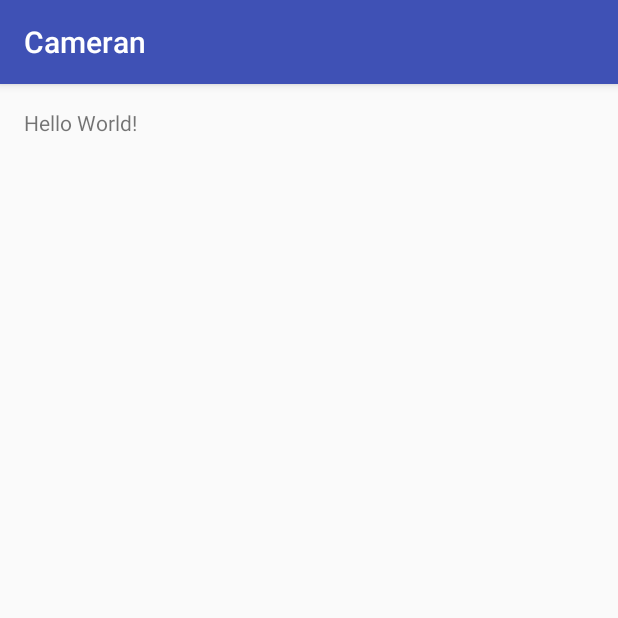
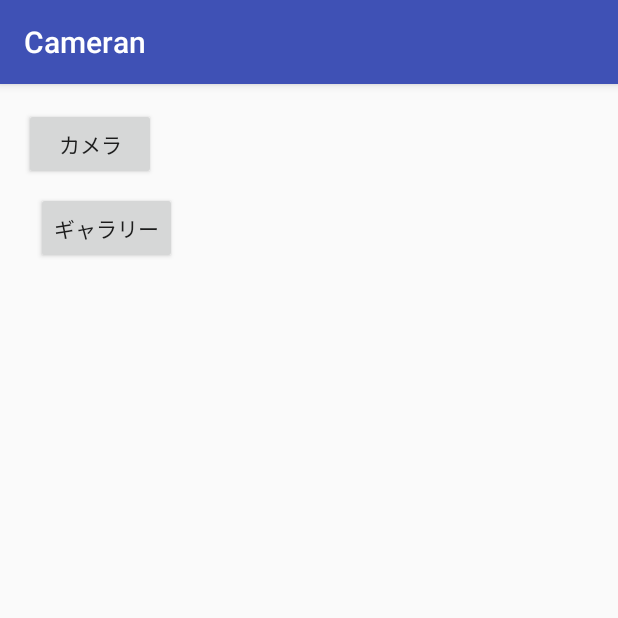
Before and after one commit to AzumiSemi/photoshare, an Android app: the screen it shows after launch (MainActivity), on a phone screen of 412 x 824 dp, the top half of it. Run offline under Robolectric (Android 15) with nearby library versions, the phone set to English and light mode, and no system bars; libraries missing offline, so code that uses them is left out: com.adobe.creativesdk; 1 statement that could not run was skipped.

Commit message:
no message

```diff
--- a/app/build.gradle
+++ b/app/build.gradle
@@ -9,7 +9,7 @@ android {
 
     defaultConfig {
         applicationId "com.github.shawn.cameran"
-        minSdkVersion 15
+        minSdkVersion 16
         targetSdkVersion 23
         versionCode 1
         versionName "1.0"
@@ -50,4 +50,6 @@ dependencies {
 
     /* 4) Add the CSDK framework dependencies (Make sure these version numbers are correct) */
     compile 'com.adobe.creativesdk.foundation:auth:0.9.7'
+    compile 'com.adobe.creativesdk:image:4.4.8'
+
 }
--- a/app/src/main/java/com/github/shawn/cameran/MainActivity.java
+++ b/app/src/main/java/com/github/shawn/cameran/MainActivity.java
@@ -1,18 +1,44 @@
 package com.github.shawn.cameran;
 
+import android.net.Uri;
 import android.support.v7.app.AppCompatActivity;
 import android.os.Bundle;
 import android.util.Log;
+import android.view.View;
+import android.widget.Button;
+import android.widget.Toast;
 
-public class MainActivity extends AppCompatActivity {
+
+public class MainActivity extends AppCompatActivity implements View.OnClickListener {
+
+    private View.OnClickListener mOnCheckListneer = new View.OnClickListener(){
+        @Override
+                public void onClick(View v) {
+
+            Toast.makeText(MainActivity.this, "押されました", Toast.LENGTH_SHORT).show();
+                Log.d("Trunk", "    ");
+                Log.d("Trunk", "");
+
+        }
+
+    };
 
     @Override
     protected void onCreate(Bundle savedInstanceState) {
         super.onCreate(savedInstanceState);
         setContentView(R.layout.activity_main);
-        String hoge = "hoge";
-        Log.d("Trunk", "onCreate");
-        hoge = "hoga";
 
+        findViewById(R.id.camera);
+            Button camera = (Button) findViewById(R.id.camera);
+            camera.setOnClickListener(mOnCheckListneer);
+
+        // ATTENTION: This was auto-generated to implement the App Indexing API.
+        // See https://g.co/AppIndexing/AndroidStudio for more information.
+        camera.setOnClickListener(this);
+    }
+
+    @Override
+    public void onClick(View v) {
+            Toast.makeText(MainActivity.this, "押されました", Toast.LENGTH_SHORT).show();
     }
 }
--- /dev/null
+++ b/app/src/main/java/com/github/shawn/cameran/MainApplication.java
@@ -0,0 +1,39 @@
+package com.github.shawn.cameran;
+
+import android.app.Application;
+
+import com.adobe.creativesdk.aviary.IAviaryClientCredentials;
+import com.adobe.creativesdk.foundation.AdobeCSDKFoundation;
+import com.adobe.creativesdk.foundation.auth.IAdobeAuthClientCredentials;
+
+/**
+ * Created by 翼 on 2016/03/13.
+ */
+
+public class MainApplication extends Application implements IAviaryClientCredentials {
+
+    /* Be sure to fill in the two strings below. */
+    private static final String CREATIVE_SDK_CLIENT_ID = "183cd40667904a439816f0ff1d51a82d";
+    private static final String CREATIVE_SDK_CLIENT_SECRET = "57373d99-1610-4870-9e57-c374f9089a3a";
+
+    @Override
+    public void onCreate() {
+        super.onCreate();
+        AdobeCSDKFoundation.initializeCSDKFoundation(getApplicationContext());
+    }
+
+    @Override
+    public String getClientID() {
+        return CREATIVE_SDK_CLIENT_ID;
+    }
+
+    @Override
+    public String getClientSecret() {
+        return CREATIVE_SDK_CLIENT_SECRET;
+    }
+
+    @Override
+    public String getBillingKey() {
+        return "";
+    }
+}
--- a/app/src/main/res/layout/activity_main.xml
+++ b/app/src/main/res/layout/activity_main.xml
@@ -3,14 +3,25 @@
     xmlns:tools="http://schemas.android.com/tools"
     android:layout_width="match_parent"
     android:layout_height="match_parent"
+    android:orientation="vertical"
     android:paddingBottom="@dimen/activity_vertical_margin"
     android:paddingLeft="@dimen/activity_horizontal_margin"
     android:paddingRight="@dimen/activity_horizontal_margin"
     android:paddingTop="@dimen/activity_vertical_margin"
     tools:context="com.github.shawn.cameran.MainActivity">
 
-    <TextView
+    <Button
+        android:id="@+id/camera"
         android:layout_width="wrap_content"
         android:layout_height="wrap_content"
-        android:text="Hello World!" />
+        android:text="カメラ" />
+
+    <Button
+        android:id="@+id/gallery"
+        android:layout_below="@+id/camera"
+        android:layout_margin="8dp"
+        android:layout_width="wrap_content"
+        android:layout_height="wrap_content"
+        android:text="ギャラリー" />
+
 </RelativeLayout>
```
Also changed, not shown: app/src/main/AndroidManifest.xml (+8 -1 lines), build.gradle (+11 -0 lines).
